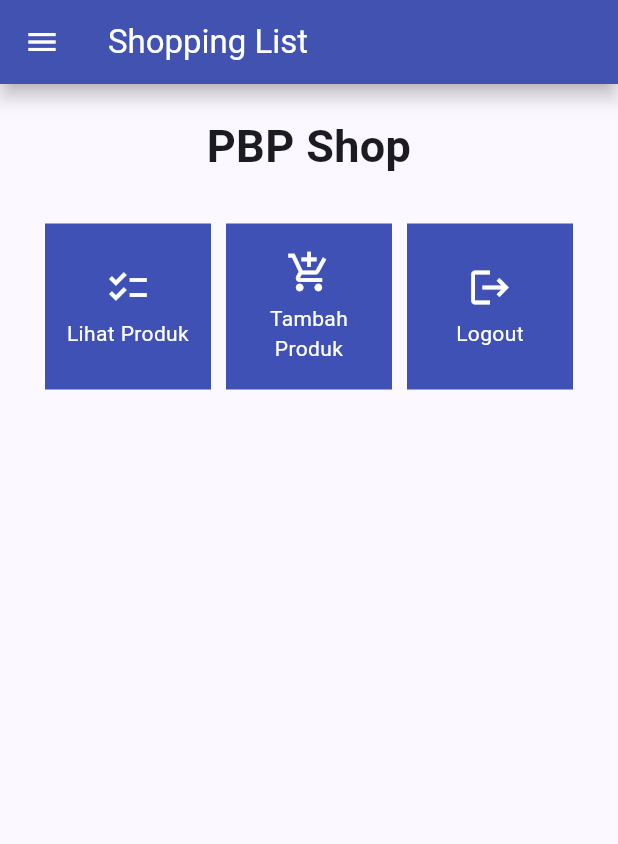
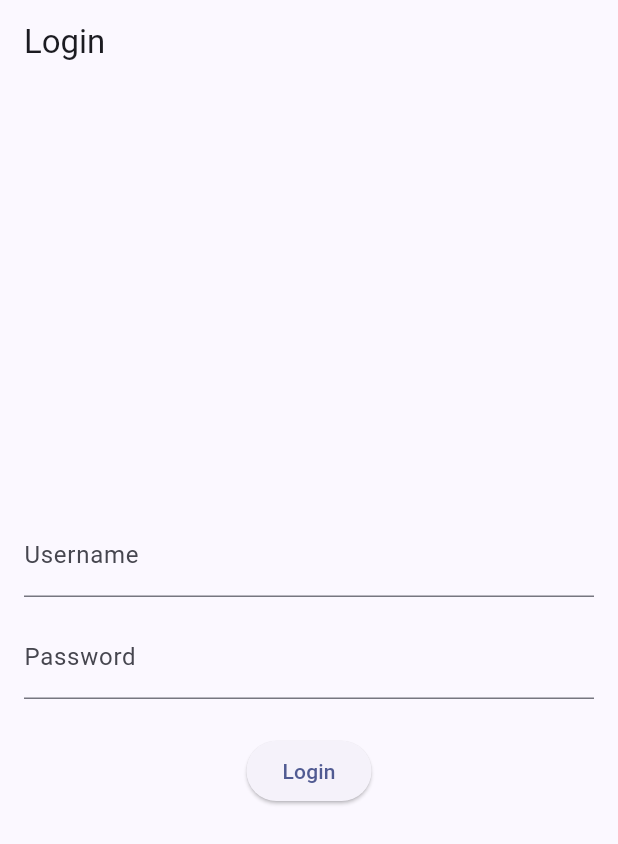
Before and after one commit to humama/shopping-list-mobile, a Flutter app: the screen it shows after launch, on a phone screen of 412 x 824 dp. Shown: the top 844 px of the screen. Run offline on Flutter 3.47's test engine with Material 2 defaults, Android fonts, the phone set to English and light mode, and no system bars; missing offline and left inert: pbp_django_auth.

Commit message:
tutorial 8 selesai

```diff
--- a/lib/main.dart
+++ b/lib/main.dart
@@ -1,5 +1,7 @@
 import 'package:flutter/material.dart';
-import 'package:shopping_list/screens/menu.dart';
+import 'package:pbp_django_auth/pbp_django_auth.dart';
+import 'package:provider/provider.dart';
+import 'package:shopping_list/screens/login.dart';
 
 void main() {
   runApp(const MyApp());
@@ -11,7 +13,12 @@ class MyApp extends StatelessWidget {
   // This widget is the root of your application.
   @override
   Widget build(BuildContext context) {
-    return MaterialApp(
+    return Provider(
+      create: (_) {
+        CookieRequest request = CookieRequest();
+        return request;
+      },
+      child: MaterialApp(
         title: 'Flutter Demo',
         theme: ThemeData(
           // This is the theme of your application.
@@ -32,7 +39,8 @@ class MyApp extends StatelessWidget {
           colorScheme: ColorScheme.fromSeed(seedColor: Colors.indigo),
           useMaterial3: true,
         ),
-      home: MyHomePage(),
+        home: const LoginPage(),
+      ),
     );
   }
 }
--- /dev/null
+++ b/lib/screens/login.dart
@@ -0,0 +1,118 @@
+import 'package:shopping_list/screens/menu.dart';
+import 'package:flutter/material.dart';
+import 'package:pbp_django_auth/pbp_django_auth.dart';
+import 'package:provider/provider.dart';
+
+void main() {
+    runApp(const LoginApp());
+}
+
+class LoginApp extends StatelessWidget {
+const LoginApp({super.key});
+
+@override
+Widget build(BuildContext context) {
+    return MaterialApp(
+        title: 'Login',
+        theme: ThemeData(
+            primarySwatch: Colors.blue,
+    ),
+    home: const LoginPage(),
+    );
+    }
+}
+
+class LoginPage extends StatefulWidget {
+    const LoginPage({super.key});
+
+    @override
+    // ignore: library_private_types_in_public_api
+    _LoginPageState createState() => _LoginPageState();
+}
+
+class _LoginPageState extends State<LoginPage> {
+    final TextEditingController _usernameController = TextEditingController();
+    final TextEditingController _passwordController = TextEditingController();
+
+    @override
+    Widget build(BuildContext context) {
+        final request = context.watch<CookieRequest>();
+        return Scaffold(
+            appBar: AppBar(
+                title: const Text('Login'),
+            ),
+            body: Container(
+                padding: const EdgeInsets.all(16.0),
+                child: Column(
+                    mainAxisAlignment: MainAxisAlignment.center,
+                    children: [
+                        TextField(
+                            controller: _usernameController,
+                            decoration: const InputDecoration(
+                                labelText: 'Username',
+                            ),
+                        ),
+                        const SizedBox(height: 12.0),
+                        TextField(
+                            controller: _passwordController,
+                            decoration: const InputDecoration(
+                                labelText: 'Password',
+                            ),
+                            obscureText: true,
+                        ),
+                        const SizedBox(height: 24.0),
+                        ElevatedButton(
+                            onPressed: () async {
+                                String username = _usernameController.text;
+                                String password = _passwordController.text;
+
+                                // Cek kredensial
+                                // TODO: Ganti URL dan jangan lupa tambahkan trailing slash (/) di akhir URL!
+                                // Untuk menyambungkan Android emulator dengan Django pada localhost,
+                                // gunakan URL http://10.0.2.2/
+                                final response = await request.login("http://localhost:8000/auth/login/", {
+                                'username': username,
+                                'password': password,
+                                });
+
+                                if (request.loggedIn) {
+                                    String message = response['message'];
+                                    String uname = response['username'];
+                                    // ignore: use_build_context_synchronously
+                                    Navigator.pushReplacement(
+                                        context,
+                                        MaterialPageRoute(builder: (context) => MyHomePage()),
+                                    );
+                                    // ignore: use_build_context_synchronously
+                                    ScaffoldMessenger.of(context)
+                                        ..hideCurrentSnackBar()
+                                        ..showSnackBar(
+                                            SnackBar(content: Text("$message Selamat datang, $uname.")));
+                                    } else {
+                                    // ignore: use_build_context_synchronously
+                                    showDialog(
+                                        context: context,
+                                        builder: (context) => AlertDialog(
+                                            title: const Text('Login Gagal'),
+                                            content:
+                                                Text(response['message']),
+                                            actions: [
+                                                TextButton(
+                                                    child: const Text('OK'),
+                                                    onPressed: () {
+                                                        Navigator.pop(context);
+                                                    },
+                                                ),
+                                            ],
+                                        ),
+                                    );
+                                }
+                            },
+                            child: const Text('Login'),
+                        ),
+                    ],
+                ),
+            ),
+        );
+    }
+}
--- a/pubspec.yaml
+++ b/pubspec.yaml
@@ -35,6 +35,9 @@ dependencies:
   # The following adds the Cupertino Icons font to your application.
   # Use with the CupertinoIcons class for iOS style icons.
   cupertino_icons: ^1.0.2
+  provider: ^6.1.1
+  pbp_django_auth: ^0.3.1
+  http: ^0.13.6
 
 dev_dependencies:
   flutter_test:
```
Also changed, not shown: lib/models/product.dart (added, +65 -0 lines), lib/screens/list_product.dart (added, +92 -0 lines), lib/screens/shoplist_form.dart (+38 -31 lines), lib/widgets/left_drawer.dart (+12 -0 lines), lib/widgets/shop_card.dart (+33 -1 lines), pubspec.lock, 2 other files. Lines whose indentation alone changed are shown as unchanged.
